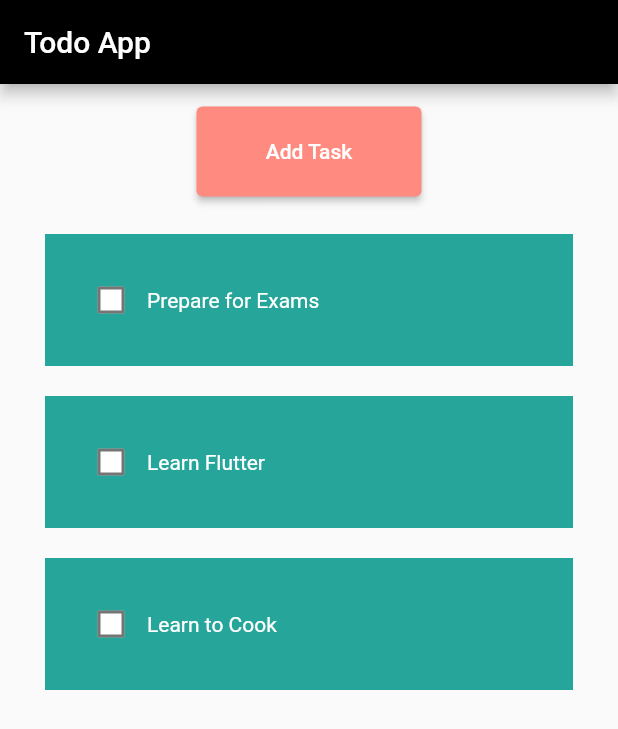
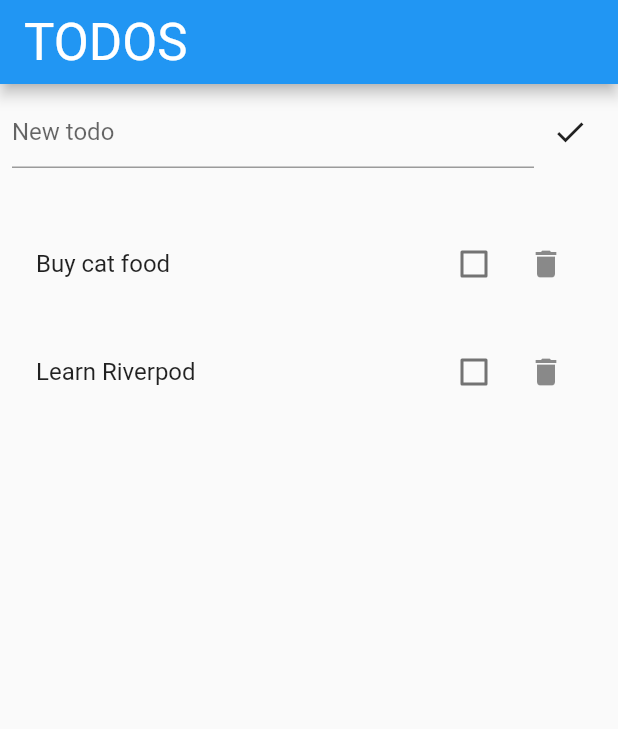
Before and after one commit to Mishalzahra28/bytewise-fellowship, a Flutter app: the screen it shows after launch, on a phone screen of 412 x 824 dp. Shown: the top 729 px of the screen. Run offline on Flutter 3.47's test engine with Material 2 defaults, Android fonts, the phone set to English and light mode, and no system bars; drawn by our look-alikes of flutter_slidable; our stand-ins replace firebase_auth, firebase_core, firebase_storage, flutter_riverpod, hive_flutter, hooks_riverpod and 1 more; accounts and stored records are empty.

Commit message:
flutter riverpod

```diff
--- a/task_10/lib/View/home_page.dart
+++ b/task_10/lib/View/home_page.dart
@@ -1,93 +1,223 @@
 import 'package:flutter/material.dart';
-import '../utils/todo_tile.dart';
-import '../utils/dialog_box.dart';
+import 'package:task_10/notifier/todo_notifier.dart';
+import 'package:hooks_riverpod/hooks_riverpod.dart';
 
-class MyHomePage extends StatefulWidget {
-  const MyHomePage({super.key});
+class TodoScreen extends StatelessWidget {
+  const TodoScreen({Key? key}) : super(key: key);
 
   @override
-  State<StatefulWidget> createState() => _MyHomePageState();
+  Widget build(BuildContext context) {
+    return DefaultTabController(
+      length: 2,
+      child: Scaffold(
+        appBar: AppBar(
+          title: Text(
+            'TODOS',
+            style: Theme.of(context)
+                .textTheme
+                .headline4!
+                .copyWith(color: Colors.white),
+          ),
+        ),
+        body: SafeArea(
+          child: TabBarView(
+            children: [
+              Column(
+                children: [
+                  AddTodoPanel(),
+                  SizedBox(
+                    height: 20,
+                  ),
+                  Expanded(
+                    // Method 1
+                    child: Consumer(
+                      builder: (context, ref, child) {
+                        return ListView(
+                          children: [
+                            ...ref
+                                .watch(todosProvider)
+                                .map(
+                                  (todo) => ProviderScope(
+                                    overrides: [
+                                      _currentTodo.overrideWithValue(todo)
+                                    ],
+                                    child: const TodoItem(),
+                                  ),
+                                )
+                                .toList()
+                          ],
+                        );
+                      },
+                    ),
+                  ),
+                ],
+              ),
+              // Method 1
+              Consumer(
+                builder: (context, ref, child) {
+                  return ListView(
+                    children: [
+                      ...ref
+                          .watch(completedTodos)
+                          .map(
+                            (todo) => ProviderScope(
+                              overrides: [_currentTodo.overrideWithValue(todo)],
+                              child: const TodoItem(),
+                            ),
+                          )
+                          .toList()
+                    ],
+                  );
+                },
+              ),
+            ],
+          ),
+        ),
+      ),
+    );
+  }
 }
 
-class _MyHomePageState extends State<StatefulWidget> {
-  final _textController = TextEditingController();
+final _currentTodo = Provider<Todo>((ref) => throw UnimplementedError());
+
+class TodoItem extends StatefulWidget {
+  const TodoItem({
+    Key? key,
+  }) : super(key: key);
+
+  @override
+  _TodoItemState createState() => _TodoItemState();
+}
+
+class _TodoItemState extends State<TodoItem> {
+  late TextEditingController _textEditingController;
+  late FocusNode _textFocusNode;
+
+  bool hasFocus = false;
+
   @override
   void initState() {
     super.initState();
+    _textEditingController = TextEditingController();
+    _textFocusNode = FocusNode();
   }
 
-  List todoList = [
-    ['Prepare for Exams', false],
-    ['Learn Flutter', false],
-    ['Learn to Cook', false],
-  ];
-  void checkBoxChanged(bool? value, int index) {
-    setState(() {
-      todoList[index][1] = !todoList[index][1];
-    });
-  }
-
-  void onSave() {
-    setState(() {
-      todoList.add([_textController.text, false]);
-      _textController.clear();
-    });
-    Navigator.of(context).pop();
-  }
-
-  //adding new task
-  void newTask() {
-    showDialog(
-        context: context,
-        builder: (context) {
-          return Dialog_box(
-            controller: _textController,
-            onSave: onSave,
-            onCancel: () => Navigator.of(context).pop(),
-          );
-        });
-  }
-
-  void deleteTask(int index) {
-    setState(() {
-      todoList.removeAt(index);
-    });
+  @override
+  void dispose() {
+    _textEditingController.dispose();
+    _textFocusNode.dispose();
+    super.dispose();
   }
 
   @override
   Widget build(BuildContext context) {
-    return Scaffold(
-        appBar: AppBar(
-          backgroundColor: Colors.black,
-          title: Text('Todo App'),
-        ),
-        body: SingleChildScrollView(
-            physics: ScrollPhysics(),
-            child: Column(
-              children: [
-                Padding(
-                  padding: const EdgeInsets.all(15.0),
-                  child: ElevatedButton(
-                    style: ElevatedButton.styleFrom(
-                        backgroundColor:
-                            Colors.redAccent.shade100, // foreground
-                        fixedSize: Size(150, 60)),
-                    onPressed: newTask,
-                    child: Text('Add Task'),
+    // Method 1
+    return Consumer(
+      builder: (context, ref, select) {
+        final todo = ref.watch(_currentTodo);
+        return Padding(
+          padding: const EdgeInsets.all(8.0),
+          child: Dismissible(
+            key: UniqueKey(),
+            background: Container(color: Colors.red),
+            onDismissed: (_) {
+              // Method 3
+              ref.read(todosProvider).remove(todo.id);
+            },
+            child: FocusScope(
+              child: Focus(
+                onFocusChange: (isFocused) {
+                  if (!isFocused) {
+                    setState(() {
+                      hasFocus = false;
+                    });
+                    // Method 3
+                    ref.read(todosProvider.notifier).edit(
+                        id: todo.id, description: _textEditingController.text);
+                  } else {
+                    _textEditingController.text = todo.description;
+                    _textEditingController.selection =
+                        TextSelection.fromPosition(TextPosition(
+                            offset: _textEditingController.text.length));
+                  }
+                },
+                child: ListTile(
+                  onTap: () {
+                    setState(() {
+                      hasFocus = true;
+                    });
+                    _textFocusNode.requestFocus();
+                  },
+                  title: hasFocus
+                      ? TextField(
+                          focusNode: _textFocusNode,
+                          controller: _textEditingController,
+                        )
+                      : Text(todo.description),
+                  trailing: Row(
+                    mainAxisSize: MainAxisSize.min,
+                    children: [
+                      Checkbox(
+                        value: todo.completed,
+                        onChanged: (_) {
+                          // Method 3
+                          ref.read(todosProvider.notifier).toggle(todo.id);
+                        },
+                      ),
+                      IconButton(
+                        icon: Icon(Icons.delete),
+                        onPressed: () {
+                          // Method 3
+                          ref.read(todosProvider.notifier).remove(todo.id);
+                        },
+                      ),
+                    ],
                   ),
                 ),
-                ListView.builder(
-                  shrinkWrap: true,
-                  itemCount: todoList.length,
-                  itemBuilder: (context, index) {
-                    return todoTile(
-                        title: todoList[index][0],
-                        status: todoList[index][1],
-                        onChanged: (value) => checkBoxChanged(value, index),
-                        remove: (context) => deleteTask(index));
-                  },
-                ),
-              ],
-            )));
+              ),
+            ),
+          ),
+        );
+      },
+    );
   }
 }
+
+class AddTodoPanel extends ConsumerStatefulWidget {
+  const AddTodoPanel({Key? key}) : super(key: key);
+
+  @override
+  _AddTodoPanelState createState() => _AddTodoPanelState();
+}
+
+class _AddTodoPanelState extends ConsumerState<AddTodoPanel> {
+  TextEditingController _textEditingController = TextEditingController();
+
+  void _submit([String? value]) {
+    // Method 3
+    ref.read(todosProvider.notifier).add(_textEditingController.value.text);
+    _textEditingController.clear();
+  }
+
+  @override
+  Widget build(BuildContext context) {
+    return Padding(
+      padding: const EdgeInsets.all(8.0),
+      child: Row(
+        children: [
+          Expanded(
+            child: TextField(
+              controller: _textEditingController,
+              decoration: InputDecoration(hintText: 'New todo'),
+              onSubmitted: _submit,
+            ),
+          ),
+          IconButton(
+            icon: Icon(Icons.check),
+            onPressed: _submit,
+          ),
+        ],
+      ),
+    );
+  }
+}
--- a/task_10/lib/main.dart
+++ b/task_10/lib/main.dart
@@ -14,7 +14,7 @@ class MyApp extends StatelessWidget {
   Widget build(BuildContext context) {
     return MaterialApp(
       title: 'Flutter Demo',
-      home: MyHomePage(),
+      home: TodoScreen(),
     );
   }
 }
--- a/task_10/lib/utils/todo_tile.dart
+++ /dev/null
@@ -1,58 +0,0 @@
-import 'package:flutter/material.dart';
-import 'package:flutter_slidable/flutter_slidable.dart';
-
-class todoTile extends StatelessWidget {
-  final String title;
-  final bool status;
-  Function(bool?)? onChanged;
-  Function(BuildContext)? remove;
-   todoTile({
-    super.key,
-    required this.title,
-    required this.status,
-    required this.onChanged,
-    required this.remove,
-}) ;
-
-
-  @override
-  Widget build(BuildContext context) {
-    return  Padding(
-    padding: const EdgeInsets.symmetric(horizontal: 30.0, vertical: 10),
-    child:Slidable(
-      endActionPane: ActionPane(
-        motion: StretchMotion(),
-        children: [
-          SlidableAction(
-            onPressed: remove,
-            icon: Icons.delete ,
-            backgroundColor: Colors.redAccent.shade100,
-          )
-        ],
-      ),
-         child: Container(
-          decoration: BoxDecoration(
-            color:Colors.teal.shade400,
-          ),
-          padding: const EdgeInsets.all(20.0),
-          child:Row(
-            children: [
-              Checkbox(value: status, onChanged: onChanged, checkColor: Colors.black, fillColor:MaterialStateProperty.resolveWith ((Set  states) {
-                if (states.contains(MaterialState.disabled)) {
-                  return Colors.white.withOpacity(.32);
-                }
-                return Colors.white;
-              }) ,),
-              Text(title,
-              style: TextStyle(color: Colors.white,
-              decoration: status ? TextDecoration.lineThrough : TextDecoration.none,
-              )
-              ),
-            ],
-          ),
-
-        ),
-      ),
-    );
-  }
-}
--- a/task_10/pubspec.yaml
+++ b/task_10/pubspec.yaml
@@ -40,6 +40,7 @@ dependencies:
   hooks_riverpod: ^2.3.6
   flutter_slidable: ^3.0.0
   uuid: ^3.0.7
+  riverpod_context: ^0.3.0
 
 dev_dependencies:
   flutter_test:
```
Also changed, not shown: task_10/lib/model/todo.dart (deleted, +0 -14 lines), task_10/lib/notifier/todo_notifier.dart (+91 -0 lines), task_10/lib/utils/dialog_box.dart (deleted, +0 -38 lines), task_10/lib/utils/my_button.dart (deleted, +0 -28 lines), task_10/pubspec.lock.
